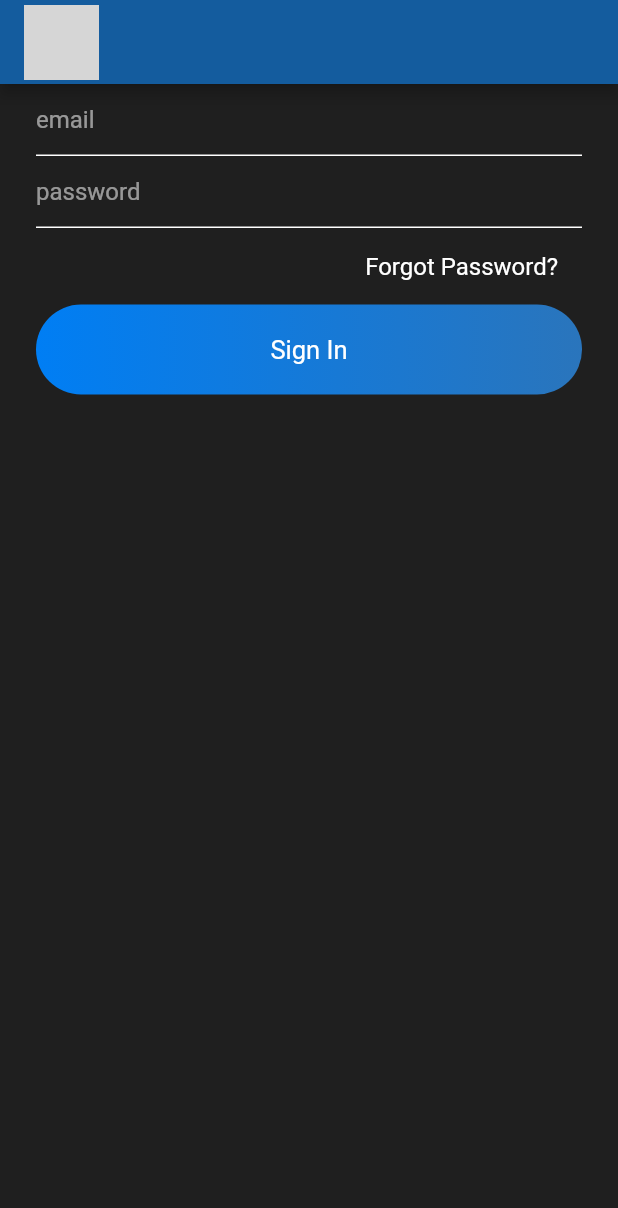
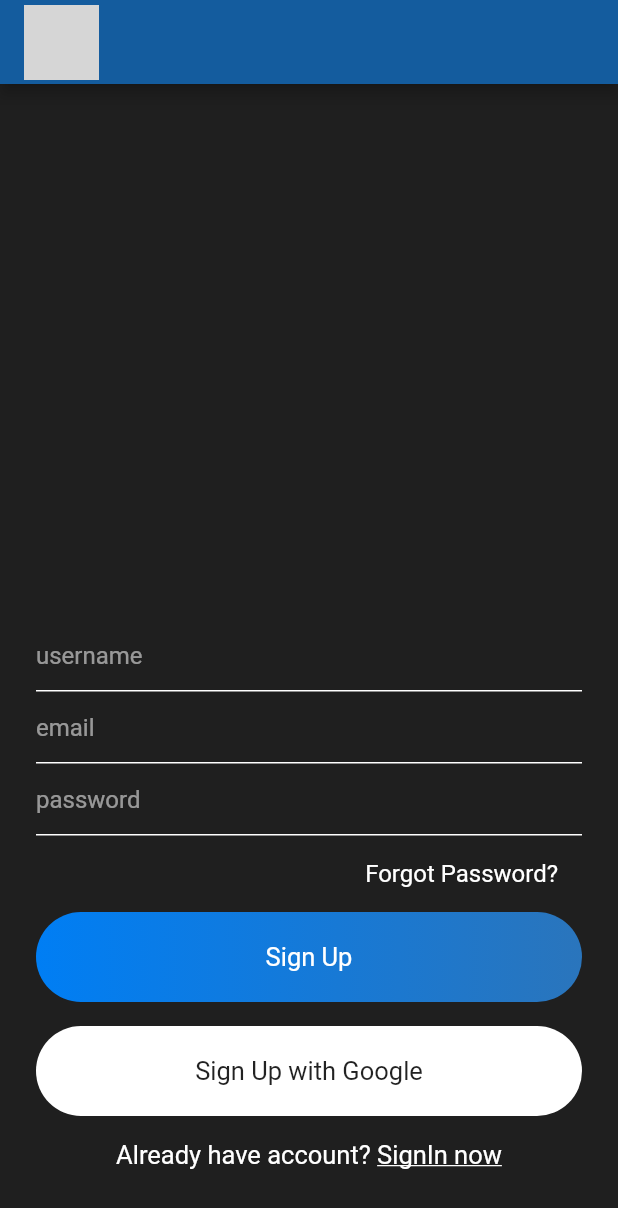
Before and after one commit to maximgnezdov/LetsStudy, a Flutter app: the screen it shows after launch, on a phone screen of 412 x 824 dp. Shown: the top 1208 px of the screen. Run offline on Flutter 3.47's test engine with Material 2 defaults, Android fonts, the phone set to English and light mode, and no system bars; grey boxes are pictures that could not be loaded.

Commit message:
Sing up page

```diff
--- a/lib/main.dart
+++ b/lib/main.dart
@@ -1,5 +1,5 @@
 import 'package:flutter/material.dart';
-import 'package:letsstudy/views/signin.dart';
+import 'package:letsstudy/views/signup.dart';
 
 void main() {
   runApp(MyApp());
@@ -18,7 +18,7 @@ class MyApp extends StatelessWidget {
         primarySwatch: Colors.blue,
         visualDensity: VisualDensity.adaptivePlatformDensity,
       ),
-      home: SingIn(),
+      home: SignUp(),
     );
   }
 }
--- a/lib/views/signin.dart
+++ b/lib/views/signin.dart
@@ -1,3 +1,4 @@
+import 'package:flutter/cupertino.dart';
 import 'package:flutter/material.dart';
 import 'package:letsstudy/widgets/widget.dart';
 
@@ -7,13 +8,20 @@ class SingIn extends StatefulWidget {
 }
 
 class _SingInState extends State<SingIn> {
+
+
   @override
   Widget build(BuildContext context) {
     return Scaffold(
       appBar: appBarMain(context),
-      body: Container(
+      body: SingleChildScrollView(
+        child: Container(
+          height: MediaQuery.of(context).size.height - 50,
+          alignment: Alignment.bottomCenter,
+          child: Container(
             padding: EdgeInsets.symmetric(horizontal: 24),
             child: Column(
+              mainAxisSize: MainAxisSize.min,
               children: [
                 TextField(
                   style: simpleTextStyle(),
@@ -45,12 +53,38 @@ class _SingInState extends State<SingIn> {
                     ),
                     borderRadius: BorderRadius.circular(30)
                   ),
-              child: Text("Sign In", style: TextStyle(
+                  child: Text("Sign In", style: mediumTextStyle(),),
+                ),
+                SizedBox(height: 16,),
+                Container(
+                  alignment: Alignment.center,
+                  width: MediaQuery.of(context).size.width,
+                  padding: EdgeInsets.symmetric(vertical: 20),
+                  decoration: BoxDecoration(
                      color: Colors.white,
+                      borderRadius: BorderRadius.circular(30)
+                  ),
+                  child: Text("Sign In with Google", style: TextStyle(
+                      color: Colors.black87,
                       fontSize: 17
                   ),),
-            )
+                ),
+                SizedBox(height: 16,),
+                Row(
+                  mainAxisAlignment: MainAxisAlignment.center,
+                  children: [
+                    Text("Don't have account? ", style: mediumTextStyle(),),
+                    Text("Register now", style: TextStyle(
+                            color: Colors.white,
+                            fontSize: 17,
+                            decoration: TextDecoration.underline
+                    ),)
                   ],
+                ),
+                SizedBox(height: 50,),
+              ],
+            ),
+          ),
         ),
       ),
     );
--- a/lib/views/signup.dart
+++ b/lib/views/signup.dart
@@ -0,0 +1,98 @@
+import 'package:flutter/material.dart';
+import 'package:letsstudy/widgets/widget.dart';
+
+class SignUp extends StatefulWidget {
+  @override
+  _SignUpState createState() => _SignUpState();
+}
+
+class _SignUpState extends State<SignUp> {
+
+  TextEditingController userNameTextEditingController = new TextEditingController();
+  TextEditingController emailTextEditingController = new TextEditingController();
+  TextEditingController passwordTextEditingController = new TextEditingController();
+
+  @override
+  Widget build(BuildContext context) {
+    return Scaffold(
+      appBar: appBarMain(context),
+      body: SingleChildScrollView(
+        child: Container(
+          height: MediaQuery.of(context).size.height - 50,
+          alignment: Alignment.bottomCenter,
+          child: Container(
+            padding: EdgeInsets.symmetric(horizontal: 24),
+            child: Column(
+              mainAxisSize: MainAxisSize.min,
+              children: [
+                TextField(
+                  style: simpleTextStyle(),
+                  decoration: textFieldDecoration("username"),
+                ),
+                TextField(
+                  style: simpleTextStyle(),
+                  decoration: textFieldDecoration("email"),
+                ),
+                TextField(
+                  style: simpleTextStyle(),
+                  decoration: textFieldDecoration("password"),
+                ),
+                SizedBox(height: 8,),
+                Container(
+                  alignment: Alignment.centerRight,
+                  child: Container(
+                    padding: EdgeInsets.symmetric(horizontal: 16, vertical: 8),
+                    child: Text("Forgot Password?", style: simpleTextStyle(),),
+                  ),
+                ),
+                SizedBox(height: 8,),
+                Container(
+                  alignment: Alignment.center,
+                  width: MediaQuery.of(context).size.width,
+                  padding: EdgeInsets.symmetric(vertical: 20),
+                  decoration: BoxDecoration(
+                      gradient: LinearGradient(
+                          colors: [
+                            const Color(0xff007EF4),
+                            const Color(0xff2A75BC)
+                          ]
+                      ),
+                      borderRadius: BorderRadius.circular(30)
+                  ),
+                  child: Text("Sign Up", style: mediumTextStyle(),),
+                ),
+                SizedBox(height: 16,),
+                Container(
+                  alignment: Alignment.center,
+                  width: MediaQuery.of(context).size.width,
+                  padding: EdgeInsets.symmetric(vertical: 20),
+                  decoration: BoxDecoration(
+                      color: Colors.white,
+                      borderRadius: BorderRadius.circular(30)
+                  ),
+                  child: Text("Sign Up with Google", style: TextStyle(
+                      color: Colors.black87,
+                      fontSize: 17
+                  ),),
+                ),
+                SizedBox(height: 16,),
+                Row(
+                  mainAxisAlignment: MainAxisAlignment.center,
+                  children: [
+                    Text("Already have account? ", style: mediumTextStyle(),),
+                    Text("SignIn now", style: TextStyle(
+                        color: Colors.white,
+                        fontSize: 17,
+                        decoration: TextDecoration.underline
+                    ),)
+                  ],
+                ),
+                SizedBox(height: 50,),
+              ],
+            ),
+          ),
+        ),
+      ),
+    );
+  }
+}
--- a/lib/widgets/widget.dart
+++ b/lib/widgets/widget.dart
@@ -29,3 +29,9 @@ TextStyle simpleTextStyle(){
       fontSize: 16
   );
 }
+TextStyle mediumTextStyle(){
+  return TextStyle(
+  color: Colors.white,
+  fontSize: 17
+  );
+}
```
Lines whose indentation alone changed are shown as unchanged.
